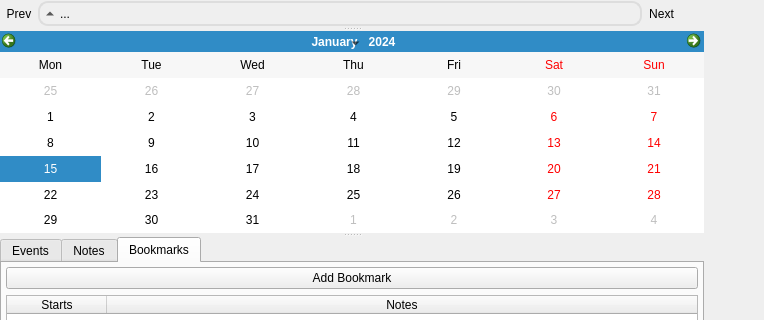
First picture: the form in sleepyhead/daily.ui, repository sbonaime/sleepyhead-code., before the edit; both pictures show x 0 to 764 and y 0 to 320 of the 942 by 666 pixel window.
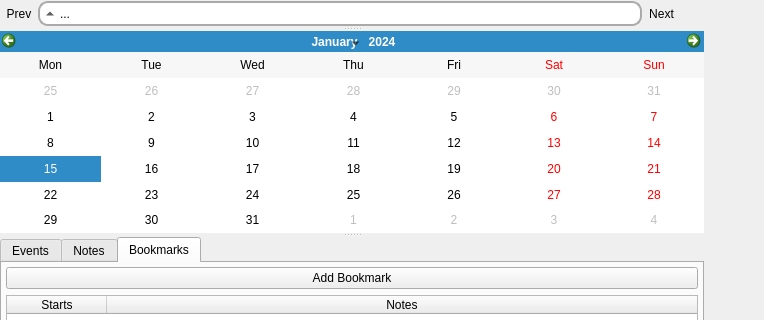
Second picture: the form after the edit. The open tabs and pages were chosen to show the change. Icons and pictures are not drawn.

Commit message: Implemented first two yAxis zoom modes (double click on yAxis labels)

```diff
--- a/sleepyhead/daily.ui
+++ b/sleepyhead/daily.ui
@@ -140,9 +140,9 @@
           </property>
           <property name="styleSheet">
            <string notr="true">QToolButton {
-border: 2px solid #dddddd;
+border: 2px solid #aaaaaa;
 border-radius: 10px;
-background: transparent;
+background: white;
 }
 
 QToolButton:hover {
```
Left out of the diff: 3 changed lines with no effect on the pictures. The commit also changes 5 other files.
